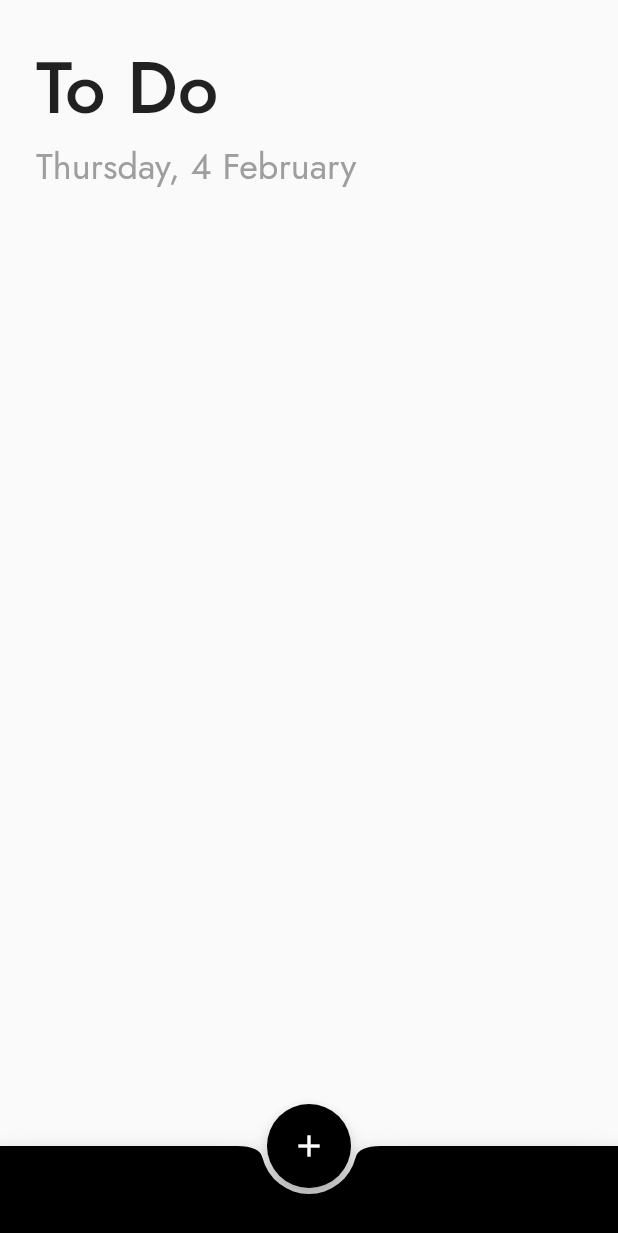
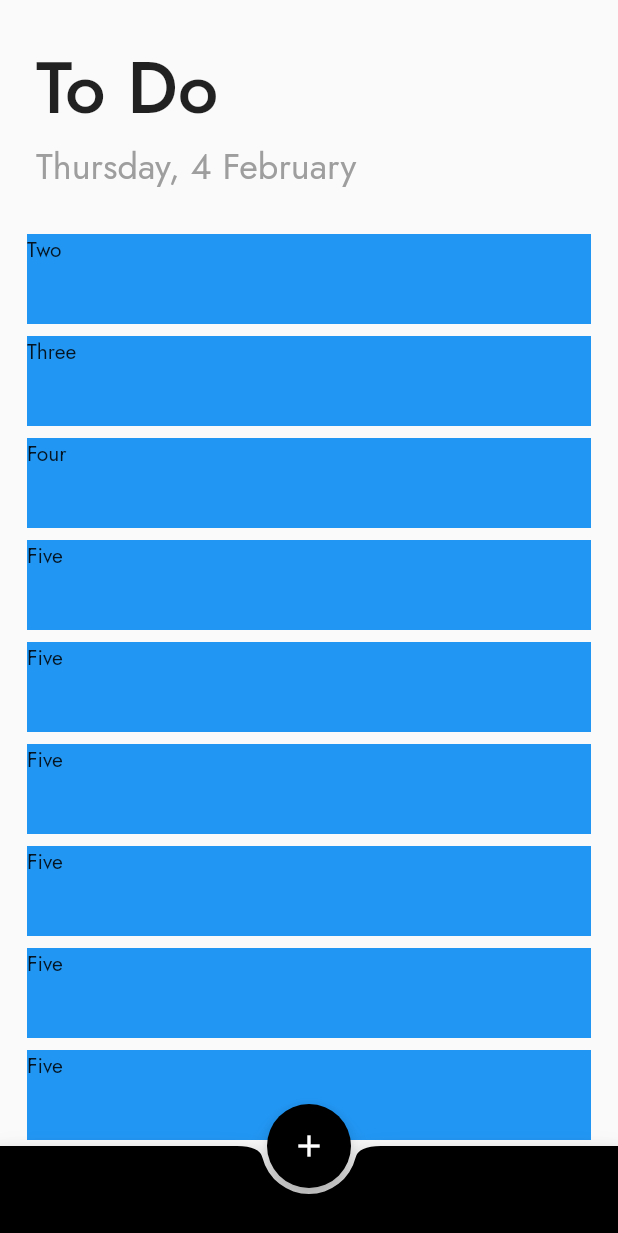
Before and after one commit to v15hv4/YATA, a Flutter app: the screen it shows after launch, on a phone screen of 412 x 824 dp. Shown: the top 1233 px of the screen. Run offline on Flutter 3.47's test engine with Material 2 defaults, Android fonts, the phone set to English and light mode, and no system bars.

Commit message:
Introduce TodoList widget

```diff
--- a/lib/views/screens/todo.dart
+++ b/lib/views/screens/todo.dart
@@ -1,6 +1,6 @@
 import 'package:YATA/views/widgets/empty_appbar.dart';
+import 'package:YATA/views/widgets/todo_list.dart';
 import 'package:flutter/material.dart';
-import 'package:intl/intl.dart';
 
 class TodoScreen extends StatefulWidget {
   @override
@@ -10,9 +10,6 @@ class TodoScreen extends StatefulWidget {
 class _TodoScreenState extends State<TodoScreen> {
   @override
   Widget build(BuildContext context) {
-    final now = DateTime.now();
-    final formattedDate = DateFormat('EEEE, d MMMM').format(now);
-
     return Scaffold(
         appBar: EmptyAppBar(),
         floatingActionButtonLocation: FloatingActionButtonLocation.centerDocked,
@@ -29,23 +26,6 @@ class _TodoScreenState extends State<TodoScreen> {
             color: Colors.black,
           ),
         ),
-        body: Column(children: [
-          Padding(
-              padding: EdgeInsets.only(left: 24.0, top: 24.0),
-              child: Column(
-                crossAxisAlignment: CrossAxisAlignment.start,
-                children: [
-                  Text(
-                    "To Do",
-                    style: TextStyle(fontSize: 48, fontWeight: FontWeight.w500),
-                  ),
-                  Text(formattedDate,
-                      style: TextStyle(
-                          fontSize: 24,
-                          fontWeight: FontWeight.w400,
-                          color: Colors.grey))
-                ],
-              ))
-        ]));
+        body: TodoList());
   }
 }
--- /dev/null
+++ b/lib/views/widgets/todo_item.dart
@@ -0,0 +1,19 @@
+import 'package:flutter/material.dart';
+
+class TodoItem extends StatelessWidget {
+  final Map item;
+
+  TodoItem(this.item);
+
+  @override
+  Widget build(BuildContext context) {
+    return Padding(
+      padding: const EdgeInsets.symmetric(vertical: 4.0, horizontal: 18.0),
+      child: Container(
+        child: Text(item["title"]),
+        height: 60,
+        color: Colors.blue,
+      ),
+    );
+  }
+}
--- /dev/null
+++ b/lib/views/widgets/todo_list.dart
@@ -0,0 +1,64 @@
+import 'package:YATA/views/widgets/todo_item.dart';
+import 'package:flutter/material.dart';
+import 'package:intl/intl.dart';
+
+class TodoList extends StatefulWidget {
+  @override
+  _TodoListState createState() => _TodoListState();
+}
+
+class _TodoListState extends State<TodoList> {
+  @override
+  Widget build(BuildContext context) {
+    final now = DateTime.now();
+    final formattedDate = DateFormat('EEEE, d MMMM').format(now);
+
+    final _todoItems = [
+      {"title": "One"},
+      {"title": "Two"},
+      {"title": "Three"},
+      {"title": "Four"},
+      {"title": "Five"},
+      {"title": "Five"},
+      {"title": "Five"},
+      {"title": "Five"},
+      {"title": "Five"},
+      {"title": "Five"},
+      {"title": "Five"},
+      {"title": "Five"},
+      {"title": "Five"},
+      {"title": "Five"},
+      {"title": "Five"},
+    ];
+
+    return ListView.builder(
+      itemCount: _todoItems.length + 1,
+      itemBuilder: (context, index) {
+        if (index == 0) {
+          return SizedBox(
+              width: double.infinity,
+              child: Padding(
+                  padding: EdgeInsets.only(left: 24.0, top: 24.0, bottom: 24.0),
+                  child: Column(
+                    crossAxisAlignment: CrossAxisAlignment.start,
+                    children: [
+                      Text(
+                        "To Do",
+                        style: TextStyle(
+                            fontSize: 48, fontWeight: FontWeight.w500),
+                      ),
+                      Text(formattedDate,
+                          style: TextStyle(
+                              fontSize: 24,
+                              fontWeight: FontWeight.w400,
+                              color: Colors.grey))
+                    ],
+                  )));
+        } else if (index == _todoItems.length) {
+          return SizedBox(height: 100.0);
+        }
+        return TodoItem(_todoItems[index]);
+      },
+    );
+  }
+}
```
